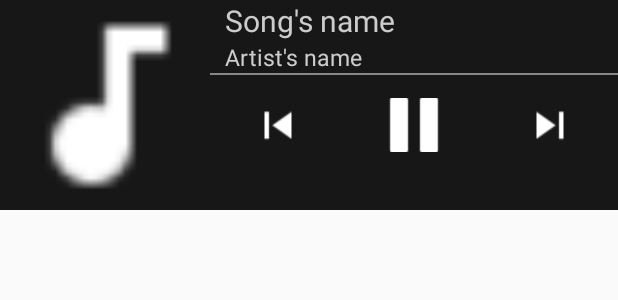
After one commit to Kurosaki12a1/MusicAndroidProject, an Android app: the layout layout_song_player_notification.xml on its own in the app's theme, with its tools: preview values and no code run, on a phone screen of 412 x 824 dp. The commit adds this screen. Shown: the top 300 px of the screen. Run offline under Robolectric (Android 15) with nearby library versions, the phone set to English and light mode, and no system bars.

Commit message:
Add notification (without click listener)

```diff
--- a/MusicAndroid/app/src/main/java/com/bku/musicandroid/MainScreenActivity.java
+++ b/MusicAndroid/app/src/main/java/com/bku/musicandroid/MainScreenActivity.java
@@ -20,6 +20,7 @@ import android.view.LayoutInflater;
 import android.view.MenuItem;
 import android.view.View;
 import android.widget.ImageView;
+import android.widget.MediaController;
 import android.widget.TextView;
 import android.widget.Toast;
 
--- a/MusicAndroid/app/src/main/java/com/bku/musicandroid/SongPlayerService.java
+++ b/MusicAndroid/app/src/main/java/com/bku/musicandroid/SongPlayerService.java
@@ -1,12 +1,18 @@
 package com.bku.musicandroid;
 
+import android.app.Notification;
+import android.app.NotificationManager;
 import android.app.Service;
 import android.content.Intent;
+import android.graphics.Bitmap;
+import android.graphics.BitmapFactory;
 import android.media.MediaPlayer;
 import android.os.Bundle;
 import android.os.IBinder;
 import android.support.annotation.Nullable;
+import android.support.v4.app.NotificationCompat;
 import android.support.v4.content.LocalBroadcastManager;
+import android.widget.RemoteViews;
 
 import java.io.IOException;
 import java.util.ArrayList;
@@ -30,12 +36,30 @@ public class SongPlayerService extends Service implements MediaPlayer.OnCompleti
     private boolean isAutoToAnotherSong = false;
     private String lastFilePath = "";
 
+    private Notification notification;
+    private RemoteViews remoteViews;
+    private NotificationManager notificationManager;
+
+    public static int NOTIF_ID = 12;
+
     @Override
     public void onCreate() {
         super.onCreate();
         mp = new MediaPlayer();
         listSong = new ArrayList<>(UtilitySongOfflineClass.getInstance().getList());
         mp.setOnCompletionListener(this);
+
+        notificationManager = (NotificationManager) getSystemService(NOTIFICATION_SERVICE);
+        remoteViews = new RemoteViews(getPackageName(), R.layout.layout_song_player_notification);
+
+        notification = new NotificationCompat.Builder(getApplicationContext(), "MY_ID")
+                .setOngoing(true)
+                .setSmallIcon(R.drawable.ic_audiotrack_dark)
+                .setCustomBigContentView(remoteViews)
+                .build();
+
+
+
     }
 
     @Override
@@ -71,6 +95,9 @@ public class SongPlayerService extends Service implements MediaPlayer.OnCompleti
                 }
             });
             thread.start();
+
+            setNotificationInfo();
+            notificationManager.notify(NOTIF_ID, notification);
 
 
         }
@@ -157,6 +184,18 @@ public class SongPlayerService extends Service implements MediaPlayer.OnCompleti
     /**
      * Created by Son on 5/12/2018.
      */
+
+    private void setNotificationInfo() {
+        SongPlayerOfflineInfo song = listSong.get(nPosition);
+        remoteViews.setTextViewText(R.id.txtSongName, song.getSongName());
+        remoteViews.setTextViewText(R.id.txtArtistName, song.getSongArtists());
+        Bitmap imgSong = BitmapFactory.decodeByteArray(song.getSongImage(), 0, song.getSongImage().length);
+        remoteViews.setImageViewBitmap(R.id.imgSongs, imgSong);
+    }
+
+    /**
+     * Created by Son on 5/12/2018.
+     */
     // Function to broadcast data all over the application
     void sendDataToActivity() {
         Intent i = new Intent("MusicPlayerUpdate");
--- /dev/null
+++ b/MusicAndroid/app/src/main/res/layout/layout_song_player_notification.xml
@@ -0,0 +1,79 @@
+<LinearLayout xmlns:android="http://schemas.android.com/apk/res/android"
+    android:layout_width="match_parent"
+    android:layout_height="140dp"
+    android:background="#171717"
+    android:orientation="horizontal">
+
+    <ImageView
+        android:id="@+id/imgSongs"
+        android:layout_width="140dp"
+        android:layout_height="match_parent"
+        android:src="@drawable/ic_audiotrack_dark" />
+
+    <LinearLayout
+        android:layout_width="match_parent"
+        android:layout_height="wrap_content"
+        android:orientation="vertical">
+
+        <LinearLayout
+            android:layout_width="match_parent"
+            android:layout_height="wrap_content">
+
+            <LinearLayout
+                android:layout_width="match_parent"
+                android:layout_height="wrap_content"
+                android:layout_marginLeft="10dp"
+                android:orientation="vertical">
+
+                <TextView
+                    android:id="@+id/txtSongName"
+                    android:layout_width="match_parent"
+                    android:layout_height="wrap_content"
+                    android:text="@string/songName"
+                    android:textColor="#CCCCCC"
+                    android:textSize="20sp" />
+
+                <TextView
+                    android:id="@+id/txtArtistName"
+                    android:layout_width="match_parent"
+                    android:layout_height="wrap_content"
+                    android:text="@string/artistName"
+                    android:textColor="#CCCCCC"
+                    android:textSize="15sp" />
+            </LinearLayout>
+        </LinearLayout>
+
+        <LinearLayout
+            android:layout_width="match_parent"
+            android:layout_height="1dp"
+            android:background="@color/colorGray" />
+
+        <LinearLayout
+            android:layout_width="match_parent"
+            android:layout_height="wrap_content"
+            android:layout_marginTop="15dp"
+            android:orientation="horizontal"
+            android:weightSum="9">
+
+            <ImageView
+                android:layout_width="0dp"
+                android:layout_height="36dp"
+                android:layout_weight="3"
+                android:src="@drawable/ic_skip_previous_white_36dp" />
+
+            <ImageView
+                android:layout_width="0dp"
+                android:layout_height="36dp"
+                android:layout_weight="3"
+                android:src="@drawable/ic_player_pause" />
+
+            <ImageView
+                android:layout_width="0dp"
+                android:layout_height="36dp"
+                android:layout_weight="3"
+                android:src="@drawable/ic_skip_next_white_36dp" />
+        </LinearLayout>
+    </LinearLayout>
+
+
+</LinearLayout>
```
